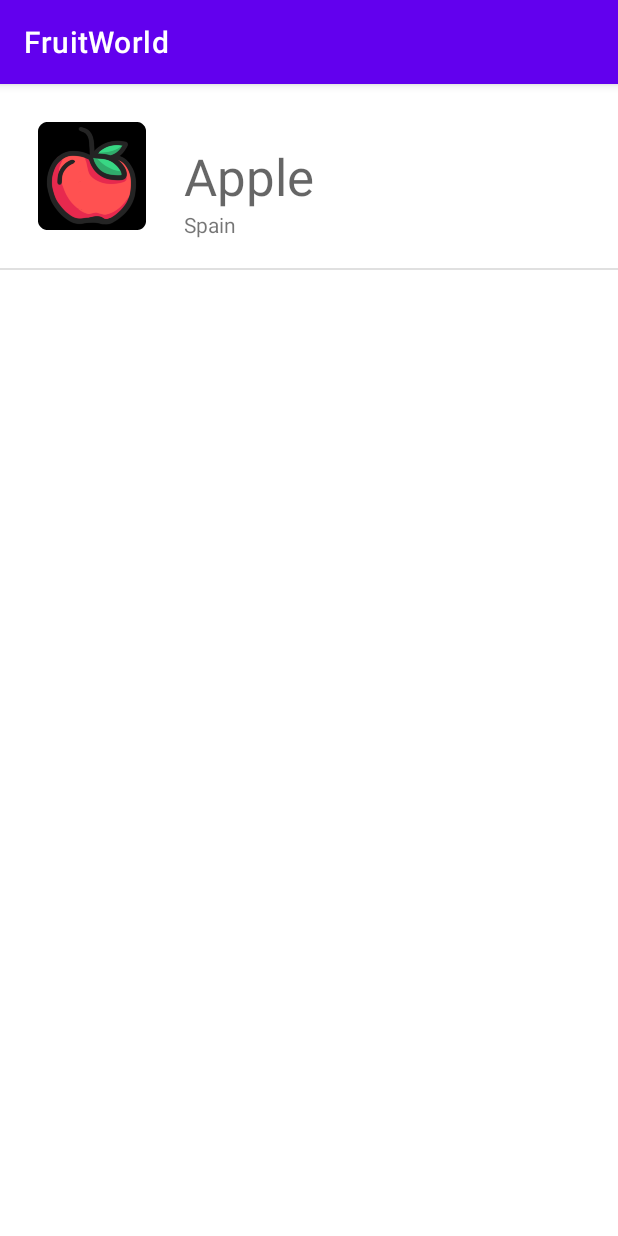
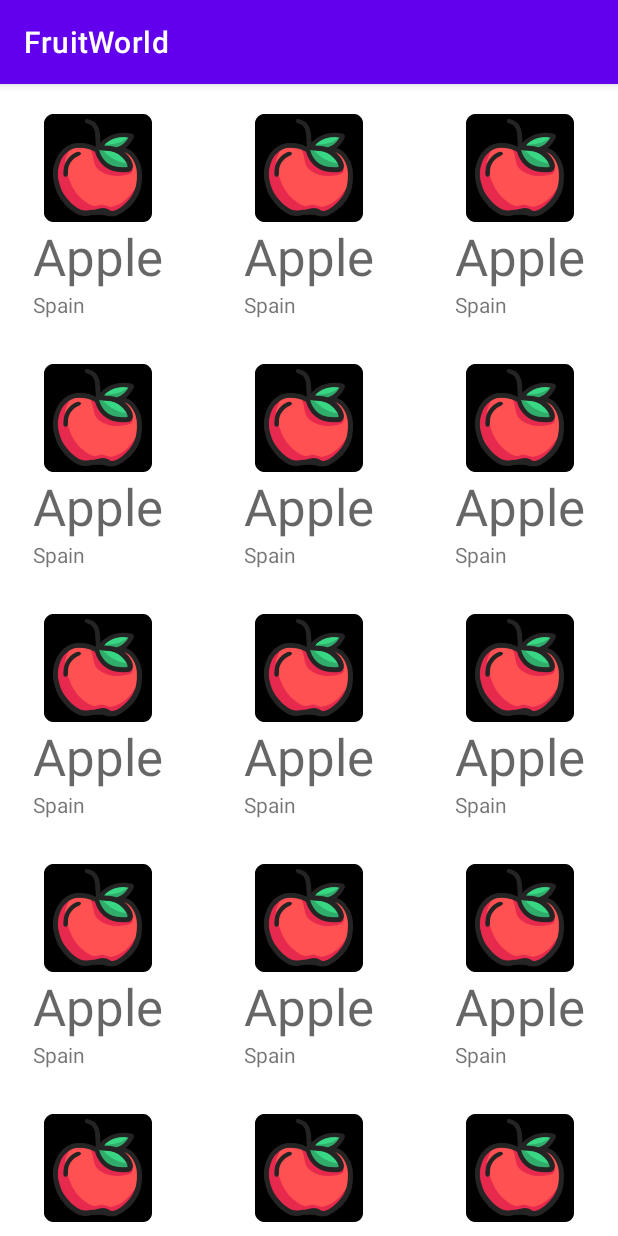
Before and after one commit to CarlosNebulous/mysecondandroidapp, an Android app: the screen it shows after launch (MainActivity), on a phone screen of 412 x 824 dp. Run offline under Robolectric (Android 15) with nearby library versions, the phone set to English and light mode, and no system bars.

Commit message:
gridView implemented

```diff
--- a/app/src/main/java/com/example/mysecondandroidapp/activities/MainActivity.java
+++ b/app/src/main/java/com/example/mysecondandroidapp/activities/MainActivity.java
@@ -4,7 +4,11 @@ import androidx.appcompat.app.AppCompatActivity;
 
 
 import android.os.Bundle;
+import android.view.View;
+import android.widget.AdapterView;
+import android.widget.GridView;
 import android.widget.ListView;
+import android.widget.Toast;
 
 import com.example.mysecondandroidapp.R;
 import com.example.mysecondandroidapp.adapters.MyAdapter;
@@ -16,6 +20,7 @@ import java.util.List;
 public class MainActivity extends AppCompatActivity {
 
     private ListView listView;
+    private GridView gridView;
     private List<Fruit> fruits;
 
     @Override
@@ -24,16 +29,45 @@ public class MainActivity extends AppCompatActivity {
         setContentView(R.layout.activity_main);
 
         listView = findViewById(R.id.listView);
+        gridView = findViewById(R.id.gridView);
+
+        // Set by default list view by hiding grid view
+        listView.setVisibility(View.INVISIBLE);
+        listView.setEnabled(false);
 
         // Create a sample fruit and initialize the list
         Fruit fruit = new Fruit("Apple", "Spain", Fruit.Apple_icon);
         fruits = new ArrayList<Fruit>();
         fruits.add(fruit);
+        fruits.add(fruit);
+        fruits.add(fruit);
+        fruits.add(fruit);
+        fruits.add(fruit);
+        fruits.add(fruit);
+        fruits.add(fruit);
+        fruits.add(fruit);
+        fruits.add(fruit);
+        fruits.add(fruit);
+        fruits.add(fruit);
+        fruits.add(fruit);
+        fruits.add(fruit);
+        fruits.add(fruit);
+        fruits.add(fruit);
+        fruits.add(fruit);
+        fruits.add(fruit);
+        fruits.add(fruit);
+
 
         // Initialize and set custom adapter
-        MyAdapter myAdapter = new MyAdapter(this, R.layout.list_item, fruits);
-        listView.setAdapter(myAdapter);
+        MyAdapter myAdapter = new MyAdapter(this, R.layout.grid_item, fruits);
+        gridView.setAdapter(myAdapter);
 
+        gridView.setOnItemClickListener(new AdapterView.OnItemClickListener() {
+            @Override
+            public void onItemClick(AdapterView<?> parent, View view, int position, long id) {
+                Toast.makeText(MainActivity.this, "Clicked: " + fruits.get(position).Name, Toast.LENGTH_LONG).show();
+            }
+        });
 
     }
 }
--- a/app/src/main/java/com/example/mysecondandroidapp/adapters/MyAdapter.java
+++ b/app/src/main/java/com/example/mysecondandroidapp/adapters/MyAdapter.java
@@ -49,7 +49,7 @@ public class MyAdapter extends BaseAdapter {
         if (convertView == null) {
             // Define Layout inflater and set it up
             LayoutInflater layoutInflater = LayoutInflater.from(this.context);
-            convertView = layoutInflater.inflate(R.layout.list_item, null);
+            convertView = layoutInflater.inflate(this.layout, null);
 
             holder = new ViewHolder();
 
--- a/app/src/main/res/layout/activity_main.xml
+++ b/app/src/main/res/layout/activity_main.xml
@@ -13,6 +13,24 @@
         app:layout_constraintBottom_toBottomOf="parent"
         app:layout_constraintEnd_toEndOf="parent"
         app:layout_constraintStart_toStartOf="parent"
-        app:layout_constraintTop_toTopOf="parent" />
+        app:layout_constraintTop_toTopOf="parent" >
+
+    </ListView>
+
+    <GridView
+        android:id="@+id/gridView"
+        android:layout_width="match_parent"
+        android:layout_height="match_parent"
+        app:layout_constraintBottom_toBottomOf="parent"
+        app:layout_constraintEnd_toEndOf="parent"
+        app:layout_constraintStart_toStartOf="parent"
+        app:layout_constraintTop_toTopOf="parent"
+        android:columnWidth="120dp"
+        android:gravity="center"
+        android:horizontalSpacing="10dp"
+        android:numColumns="auto_fit"
+        android:stretchMode="columnWidth"
+        android:verticalSpacing="10dp"
+        />
 
 </androidx.constraintlayout.widget.ConstraintLayout>
--- /dev/null
+++ b/app/src/main/res/layout/grid_item.xml
@@ -0,0 +1,40 @@
+<?xml version="1.0" encoding="utf-8"?>
+<androidx.constraintlayout.widget.ConstraintLayout xmlns:android="http://schemas.android.com/apk/res/android"
+    xmlns:app="http://schemas.android.com/apk/res-auto"
+    xmlns:tools="http://schemas.android.com/tools"
+    android:layout_width="match_parent"
+    android:layout_height="100dp">
+
+    <ImageView
+        android:id="@+id/imageViewIcon"
+        android:layout_width="wrap_content"
+        android:layout_height="wrap_content"
+
+        app:layout_constraintBottom_toBottomOf="parent"
+        app:layout_constraintEnd_toEndOf="parent"
+        app:layout_constraintHorizontal_bias="0.5"
+        app:layout_constraintStart_toStartOf="parent"
+        app:layout_constraintTop_toTopOf="parent"
+        app:layout_constraintVertical_bias="0.235"
+        app:srcCompat="@android:drawable/btn_star" />
+
+    <TextView
+        android:id="@+id/textViewFruit"
+        android:layout_width="wrap_content"
+        android:layout_height="wrap_content"
+
+        android:text=""
+        android:textAppearance="@style/TextAppearance.AppCompat.Display1"
+        app:layout_constraintEnd_toEndOf="parent"
+        app:layout_constraintHorizontal_bias="0.5"
+        app:layout_constraintStart_toStartOf="parent"
+        app:layout_constraintTop_toBottomOf="@+id/imageViewIcon" />
+
+    <TextView
+        android:id="@+id/textViewOrigin"
+        android:layout_width="wrap_content"
+        android:layout_height="wrap_content"
+        android:text=""
+        app:layout_constraintStart_toStartOf="@+id/textViewFruit"
+        app:layout_constraintTop_toBottomOf="@+id/textViewFruit" />
+</androidx.constraintlayout.widget.ConstraintLayout>
```
